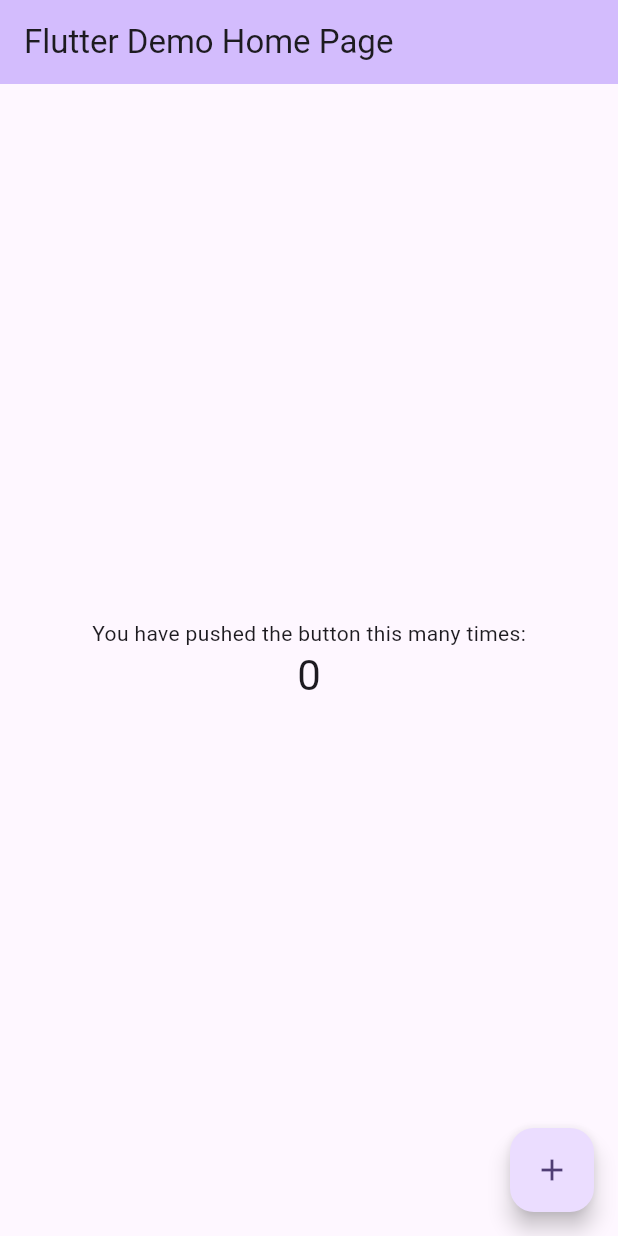
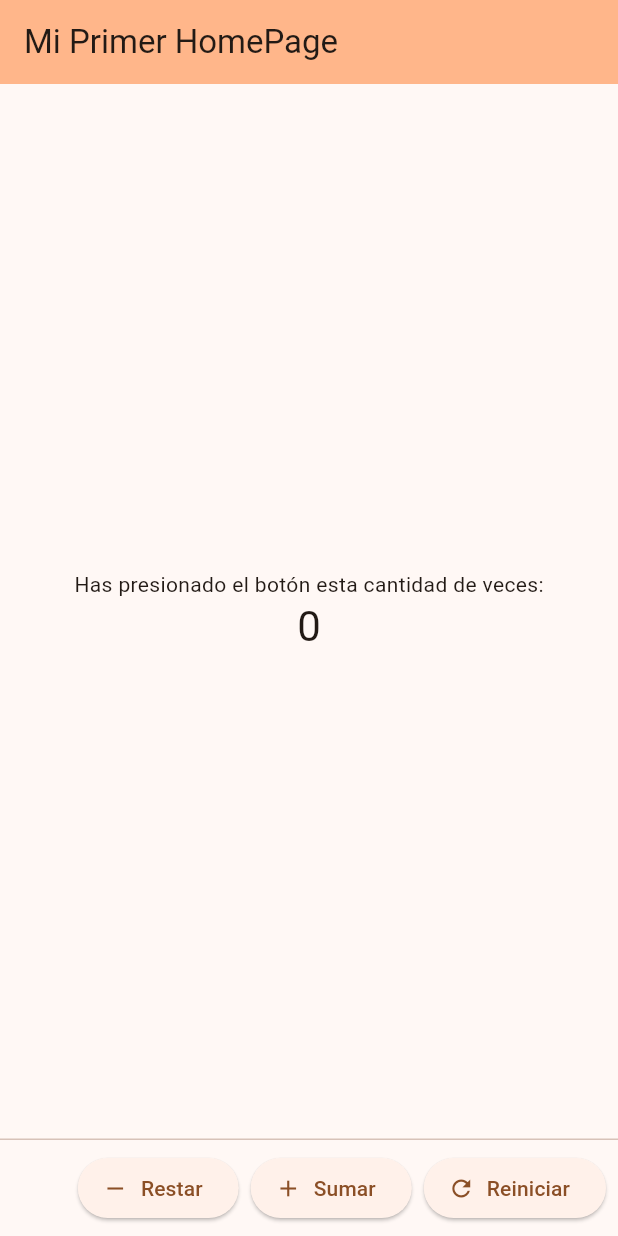
Before and after one commit to Lord-Aitel/3479A321_2022479051, a Flutter app: the screen it shows after launch, on a phone screen of 412 x 824 dp. Run offline on Flutter 3.47's test engine with Material 3 defaults, Android fonts, the phone set to English and light mode, and no system bars.

Commit message:
se edito el código para cumplir con lo pedido

```diff
--- a/lab3_flutter/lib/main.dart
+++ b/lab3_flutter/lib/main.dart
@@ -11,7 +11,7 @@
   @override
   Widget build(BuildContext context) {
     return MaterialApp(
-      title: 'Flutter Demo',
+      title: 'Aplicacion de contador.Lab3Peters',
       theme: ThemeData(
         // This is the theme of your application.
         //
@@ -28,10 +28,11 @@
         //
         // This works for code too, not just values: Most code changes can be
         // tested with just a hot reload.
-        colorScheme: ColorScheme.fromSeed(seedColor: Colors.deepPurple),
+        colorScheme: ColorScheme.fromSeed(seedColor: const Color.fromARGB(255, 215, 106, 16)),
+
         useMaterial3: true,
       ),
-      home: const MyHomePage(title: 'Flutter Demo Home Page'),
+      home: const MyHomePage(title: 'Mi Primer HomePage'),
     );
   }
 }
@@ -67,6 +68,19 @@
       _counter++;
     });
   }
+
+  void _decrementCounter() {
+  setState(() {
+    _counter--;
+  });
+}
+void _resetCounter() {
+  setState(() {
+    _counter = 0;
+  });
+}
+
+
 
   @override
   Widget build(BuildContext context) {
@@ -106,7 +120,7 @@
           mainAxisAlignment: MainAxisAlignment.center,
           children: <Widget>[
             const Text(
-              'You have pushed the button this many times:',
+              'Has presionado el botón esta cantidad de veces:',
             ),
             Text(
               '$_counter',
@@ -115,11 +129,24 @@
           ],
         ),
       ),
-      floatingActionButton: FloatingActionButton(
-        onPressed: _incrementCounter,
-        tooltip: 'Increment',
-        child: const Icon(Icons.add),
-      ), // This trailing comma makes auto-formatting nicer for build methods.
+      persistentFooterButtons: [
+        ElevatedButton.icon(
+          onPressed: _decrementCounter,
+          icon: const Icon(Icons.remove),
+          label: const Text('Restar'),
+        ),
+        ElevatedButton.icon(
+          onPressed: _incrementCounter,
+          icon: const Icon(Icons.add),
+          label: const Text('Sumar'),
+        ),
+        ElevatedButton.icon(
+          onPressed: _resetCounter,
+          icon: const Icon(Icons.refresh),
+          label: const Text('Reiniciar'),
+        ),
+      ],
+ // This trailing comma makes auto-formatting nicer for build methods.
     );
   }
 }
```
